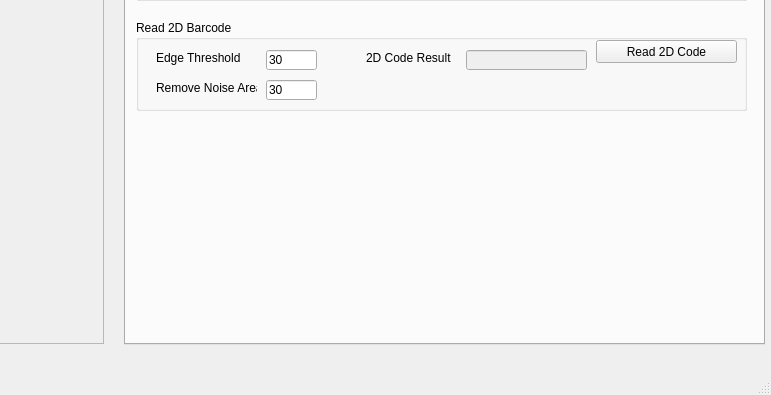
This is VisionWidget/visionwidget.ui in hceng123/VisionLibrary as Qt 5 draws it before an edit; both pictures show x 606 to 1377 and y 373 to 768 of the 1377 by 768 pixel window. The edited form follows.
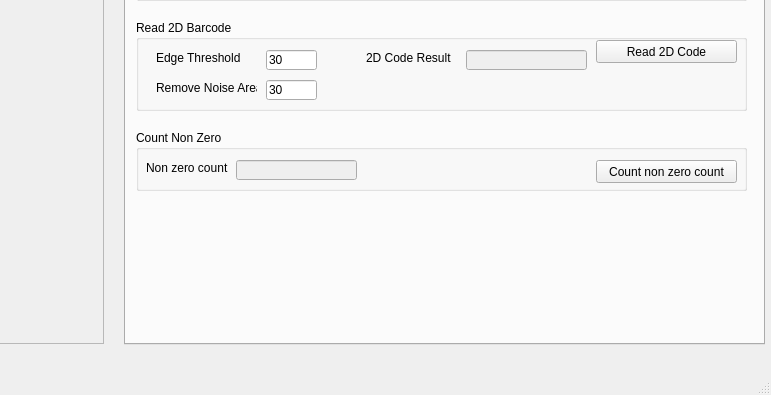
This is the edited form. The open tabs and pages were chosen to show the change. Custom widgets are drawn as their Qt base class.

What changed in the file:
```diff
--- a/VisionWidget/visionwidget.ui
+++ b/VisionWidget/visionwidget.ui
@@ -2939,6 +2939,64 @@
        </property>
       </widget>
      </widget>
+     <widget class="QGroupBox" name="groupBoxCountNonZero">
+      <property name="geometry">
+       <rect>
+        <x>10</x>
+        <y>400</y>
+        <width>611</width>
+        <height>61</height>
+       </rect>
+      </property>
+      <property name="title">
+       <string>Count Non Zero</string>
+      </property>
+      <widget class="QPushButton" name="btnCountNonZero">
+       <property name="geometry">
+        <rect>
+         <x>460</x>
+         <y>30</y>
+         <width>141</width>
+         <height>23</height>
+        </rect>
+       </property>
+       <property name="text">
+        <string>Count non zero count</string>
+       </property>
+      </widget>
+      <widget class="QLabel" name="labelNonZeroCount">
+       <property name="geometry">
+        <rect>
+         <x>10</x>
+         <y>30</y>
+         <width>91</width>
+         <height>16</height>
+        </rect>
+       </property>
+       <property name="text">
+        <string>Non zero count</string>
+       </property>
+      </widget>
+      <widget class="QLineEdit" name="lineEditNonZeroCount">
+       <property name="enabled">
+        <bool>false</bool>
+       </property>
+       <property name="geometry">
+        <rect>
+         <x>100</x>
+         <y>30</y>
+         <width>121</width>
+         <height>20</height>
+        </rect>
+       </property>
+       <property name="text">
+        <string/>
+       </property>
+       <property name="readOnly">
+        <bool>true</bool>
+       </property>
+      </widget>
+     </widget>
     </widget>
    </widget>
    <widget class="QCheckBox" name="checkBoxByerFormat">
```
Left out of the diff: 2 changed lines with no effect on the pictures.
